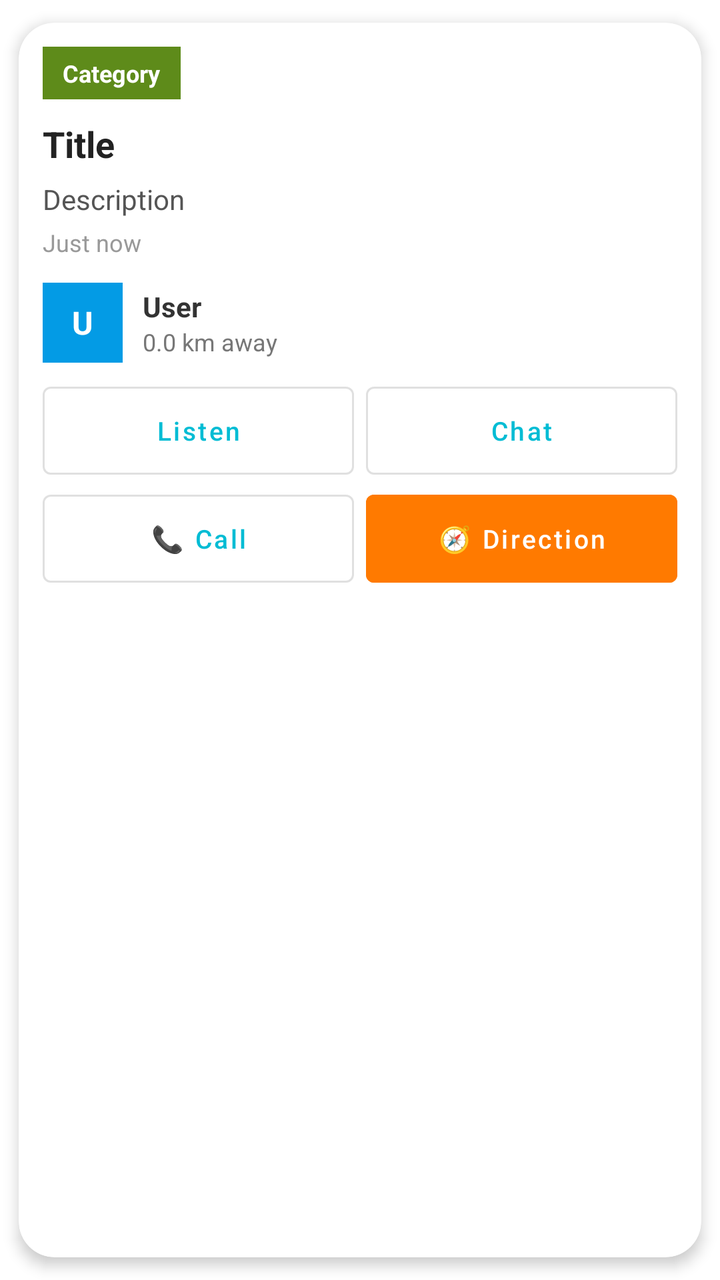
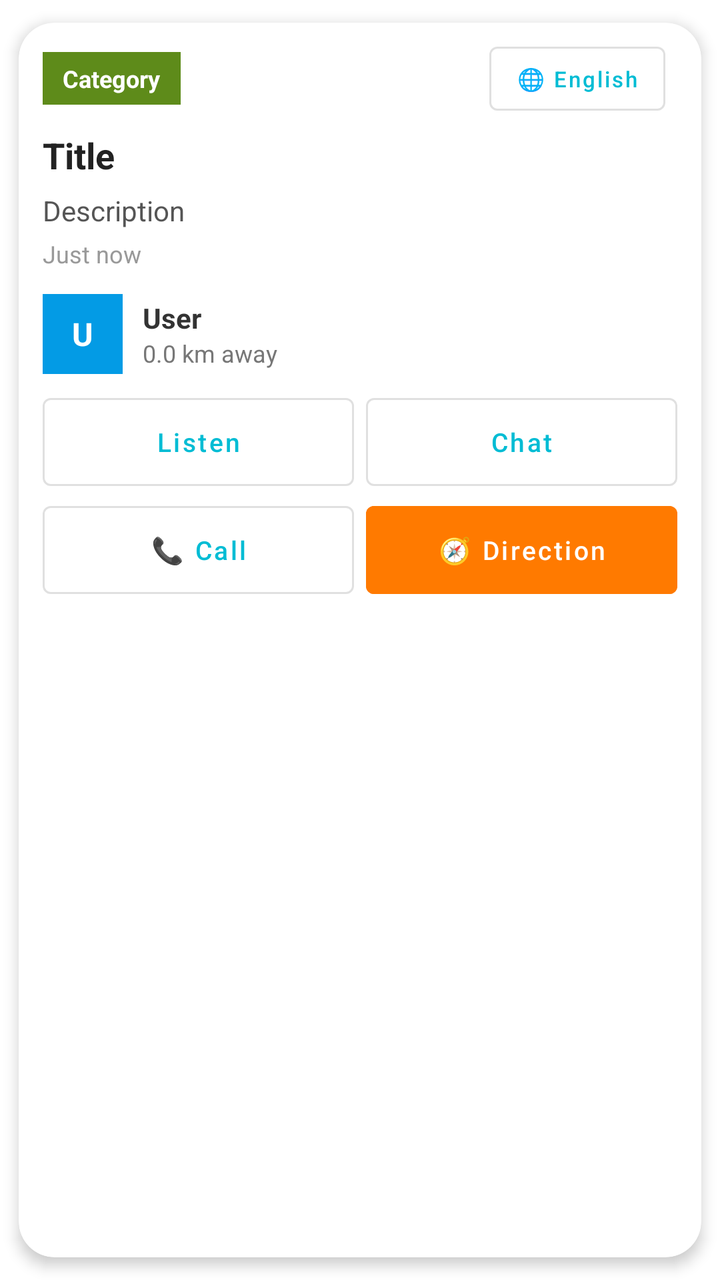

An Android layout rendered at two revisions. The XML below is the earlier revision; the diff shows what the commit changed to produce the second picture.
<!-- AndroidManifest.xml: application theme Theme.TownCrierBD -->
<!-- res/layout/item_announcement.xml -->
<?xml version="1.0" encoding="utf-8"?>
<androidx.cardview.widget.CardView xmlns:android="http://schemas.android.com/apk/res/android"
    xmlns:app="http://schemas.android.com/apk/res-auto"
    android:id="@+id/cardRoot"
    android:layout_width="match_parent"
    android:layout_height="wrap_content"
    android:layout_marginStart="12dp"
    android:layout_marginEnd="12dp"
    android:layout_marginTop="8dp"
    android:layout_marginBottom="4dp"
    app:cardCornerRadius="18dp"
    app:cardElevation="4dp"
    app:cardUseCompatPadding="true">

    <LinearLayout
        android:layout_width="match_parent"
        android:layout_height="wrap_content"
        android:orientation="vertical">

        
        <ImageView
            android:id="@+id/ivPhoto"
            android:layout_width="match_parent"
            android:layout_height="180dp"
            android:scaleType="centerCrop"
            android:visibility="gone"
            android:contentDescription="Post image" />

        
        <LinearLayout
            android:layout_width="match_parent"
            android:layout_height="wrap_content"
            android:orientation="horizontal"
            android:gravity="center_vertical"
            android:layout_marginStart="12dp"
            android:layout_marginEnd="12dp"
            android:layout_marginTop="12dp">

            <TextView
                android:id="@+id/tvBadge"
                android:layout_width="wrap_content"
                android:layout_height="wrap_content"
                android:background="#5E8B1A"
                android:paddingStart="10dp"
                android:paddingEnd="10dp"
                android:paddingTop="5dp"
                android:paddingBottom="5dp"
                android:text="Category"
                android:textColor="@android:color/white"
                android:textStyle="bold"
                android:textSize="12sp" />

            <TextView
                android:id="@+id/tvAudioBadge"
                android:layout_width="wrap_content"
                android:layout_height="wrap_content"
                android:layout_marginStart="6dp"
                android:text="🔊 Audio"
                android:textSize="11sp"
                android:textStyle="bold"
                android:textColor="#A21CAF"
                android:visibility="gone"
                android:paddingStart="8dp"
                android:paddingEnd="8dp"
                android:paddingTop="4dp"
                android:paddingBottom="4dp"
                android:background="#F5E6FF"/>

            <View
                android:layout_width="0dp"
                android:layout_height="1dp"
                android:layout_weight="1"/>

            
            <TextView
                android:id="@+id/tvExpiry"
                android:layout_width="wrap_content"
                android:layout_height="wrap_content"
                android:text="⏳ Expires in 24 hrs"
                android:textSize="11sp"
                android:textStyle="bold"
                android:textColor="#388E3C"
                android:visibility="gone"
                android:paddingStart="8dp"
                android:paddingEnd="8dp"
                android:paddingTop="4dp"
                android:paddingBottom="4dp"
                android:background="#EDFFF0"/>

        </LinearLayout>

        
        <TextView
            android:id="@+id/tvTitle"
            android:layout_width="match_parent"
            android:layout_height="wrap_content"
            android:layout_marginStart="12dp"
            android:layout_marginEnd="12dp"
            android:layout_marginTop="10dp"
            android:text="Title"
            android:textColor="#222222"
            android:textStyle="bold"
            android:textSize="18sp" />

        
        <TextView
            android:id="@+id/tvDesc"
            android:layout_width="match_parent"
            android:layout_height="wrap_content"
            android:layout_marginStart="12dp"
            android:layout_marginEnd="12dp"
            android:layout_marginTop="6dp"
            android:text="Description"
            android:textColor="#555555"
            android:textSize="14sp"
            android:maxLines="3"
            android:ellipsize="end"/>

        
        <TextView
            android:id="@+id/tvTime"
            android:layout_width="wrap_content"
            android:layout_height="wrap_content"
            android:layout_marginStart="12dp"
            android:layout_marginTop="4dp"
            android:text="Just now"
            android:textColor="#999999"
            android:textSize="12sp" />

        
        <LinearLayout
            android:layout_width="match_parent"
            android:layout_height="wrap_content"
            android:layout_marginTop="12dp"
            android:layout_marginStart="12dp"
            android:layout_marginEnd="12dp"
            android:orientation="horizontal"
            android:gravity="center_vertical">

            <TextView
                android:id="@+id/tvAvatar"
                android:layout_width="40dp"
                android:layout_height="40dp"
                android:gravity="center"
                android:text="U"
                android:textStyle="bold"
                android:textColor="@android:color/white"
                android:textSize="16sp"
                android:background="#039BE5" />

            <LinearLayout
                android:layout_width="0dp"
                android:layout_height="wrap_content"
                android:layout_weight="1"
                android:layout_marginStart="10dp"
                android:orientation="vertical">

                <TextView
                    android:id="@+id/tvName"
                    android:layout_width="wrap_content"
                    android:layout_height="wrap_content"
                    android:text="User"
                    android:textStyle="bold"
                    android:textSize="14sp"
                    android:textColor="#333333" />

                <TextView
                    android:id="@+id/tvDistance"
                    android:layout_width="wrap_content"
                    android:layout_height="wrap_content"
                    android:text="0.0 km away"
                    android:textSize="12sp"
                    android:textColor="#777777" />
            </LinearLayout>

        </LinearLayout>

        
        <LinearLayout
            android:layout_width="match_parent"
            android:layout_height="wrap_content"
            android:layout_marginStart="12dp"
            android:layout_marginEnd="12dp"
            android:layout_marginTop="12dp"
            android:layout_marginBottom="4dp"
            android:orientation="horizontal">

            <Button
                android:id="@+id/btnListen"
                style="@style/Widget.MaterialComponents.Button.OutlinedButton"
                android:layout_width="0dp"
                android:layout_height="44dp"
                android:layout_weight="1"
                android:text="Listen"
                android:textAllCaps="false"
                android:textSize="13sp"
                android:insetTop="0dp"
                android:insetBottom="0dp"
                android:layout_marginEnd="6dp"/>

            <Button
                android:id="@+id/btnChat"
                style="@style/Widget.MaterialComponents.Button.OutlinedButton"
                android:layout_width="0dp"
                android:layout_height="44dp"
                android:layout_weight="1"
                android:text="Chat"
                android:textAllCaps="false"
                android:textSize="13sp"
                android:insetTop="0dp"
                android:insetBottom="0dp"/>

        </LinearLayout>

        
        <LinearLayout
            android:layout_width="match_parent"
            android:layout_height="wrap_content"
            android:layout_marginStart="12dp"
            android:layout_marginEnd="12dp"
            android:layout_marginTop="6dp"
            android:layout_marginBottom="12dp"
            android:orientation="horizontal">

            <Button
                android:id="@+id/btnCall"
                style="@style/Widget.MaterialComponents.Button.OutlinedButton"
                android:layout_width="0dp"
                android:layout_height="44dp"
                android:layout_weight="1"
                android:text="📞 Call"
                android:textAllCaps="false"
                android:textSize="13sp"
                android:insetTop="0dp"
                android:insetBottom="0dp"
                android:layout_marginEnd="6dp"/>

            
            <Button
                android:id="@+id/btnDirection"
                android:layout_width="0dp"
                android:layout_height="44dp"
                android:layout_weight="1"
                android:text="🧭 Direction"
                android:textAllCaps="false"
                android:textSize="13sp"
                android:textColor="@android:color/white"
                android:backgroundTint="#FF7A00"
                android:insetTop="0dp"
                android:insetBottom="0dp"/>

        </LinearLayout>

        
        <LinearLayout
            android:id="@+id/layoutEditDelete"
            android:layout_width="match_parent"
            android:layout_height="wrap_content"
            android:layout_marginStart="12dp"
            android:layout_marginEnd="12dp"
            android:layout_marginBottom="12dp"
            android:orientation="horizontal"
            android:visibility="gone">

            <Button
                android:id="@+id/btnEdit"
                style="@style/Widget.MaterialComponents.Button.OutlinedButton"
                android:layout_width="0dp"
                android:layout_height="46dp"
                android:layout_weight="1"
                android:text="Edit"
                android:textAllCaps="false"
                android:layout_marginEnd="6dp"/>

            <Button
                android:id="@+id/btnDelete"
                android:layout_width="0dp"
                android:layout_height="46dp"
                android:layout_weight="1"
                android:text="Delete"
                android:textAllCaps="false"
                android:backgroundTint="#F44336"
                android:textColor="@android:color/white"
                android:layout_marginEnd="6dp"/>

            <Button
                android:id="@+id/btnDetails"
                style="@style/Widget.MaterialComponents.Button.OutlinedButton"
                android:layout_width="0dp"
                android:layout_height="46dp"
                android:layout_weight="1"
                android:text="Details"
                android:textAllCaps="false"
                android:textSize="13sp"
                android:insetTop="0dp"
                android:insetBottom="0dp"/>

        </LinearLayout>

    </LinearLayout>
</androidx.cardview.widget.CardView>
<!-- resources referenced by this layout -->
<resources>
  <style name="Theme.TownCrierBD" parent="Theme.MaterialComponents.Light.NoActionBar">
  
          <item name="colorPrimary">@color/blue_end</item>
          <item name="colorPrimaryVariant">@color/blue_start</item>
          <item name="colorOnPrimary">@color/white</item>
  
          <item name="colorSecondary">@color/blue_start</item>
          <item name="colorSecondaryVariant">@color/blue_end</item>
          <item name="colorOnSecondary">@color/white</item>
  
          <item name="android:forceDarkAllowed" tools:targetApi="q">false</item>
  
          <item name="android:statusBarColor">@color/blue_start</item>
          <item name="android:navigationBarColor">@color/blue_start</item>
  
          <item name="spinnerStyle">@style/TownCrierBD.SpinnerStyle</item>
      </style>
  <color name="blue_end">#00BCD4</color>
  <color name="blue_start">#2196F3</color>
  <color name="white">#FFFFFF</color>
  <style name="TownCrierBD.SpinnerStyle" parent="Widget.AppCompat.Spinner">
      <item name="android:popupBackground">@drawable/bg_spinner_popup_white</item>
          <item name="popupTheme">@style/TownCrierBD.PopupTheme</item>
      </style>
  <!-- drawable bg_spinner_popup_white (drawable) -->
  <?xml version="1.0" encoding="utf-8"?>
  <shape xmlns:android="http://schemas.android.com/apk/res/android">
      <solid android:color="#FFFFFF"/>
      <corners android:radius="16dp"/>
      <padding
          android:left="8dp"
          android:top="8dp"
          android:right="8dp"
          android:bottom="8dp"/>
  </shape>
  <style name="TownCrierBD.PopupTheme" parent="ThemeOverlay.MaterialComponents.Light">
          <item name="android:popupBackground">@drawable/bg_spinner_popup_white</item>
      </style>
</resources>

<!-- the commit's change to res/layout/item_announcement.xml (unified diff, before → after) -->
@@ -72,6 +72,22 @@
                 android:layout_weight="1"/>
 
             
+            <Button
+                android:id="@+id/btnTranslate"
+                style="@style/Widget.MaterialComponents.Button.OutlinedButton"
+                android:layout_width="wrap_content"
+                android:layout_height="32dp"
+                android:text="🌐 English"
+                android:textAllCaps="false"
+                android:textSize="11sp"
+                android:insetTop="0dp"
+                android:insetBottom="0dp"
+                android:paddingStart="8dp"
+                android:paddingEnd="8dp"
+                android:layout_marginEnd="6dp"
+                android:visibility="visible"/>
+
+            
             <TextView
                 android:id="@+id/tvExpiry"
                 android:layout_width="wrap_content"
@@ -235,7 +251,6 @@
                 android:insetBottom="0dp"
                 android:layout_marginEnd="6dp"/>
 
-            
             <Button
                 android:id="@+id/btnDirection"
                 android:layout_width="0dp"
